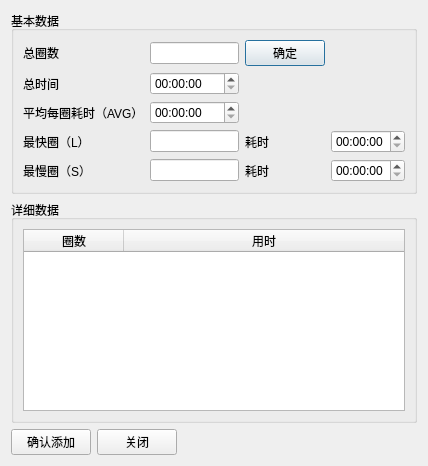
First picture: the form in code/SwimmingPerformance/dialog_addrecord.ui, repository xinyuewodi/git_test, before the edit.
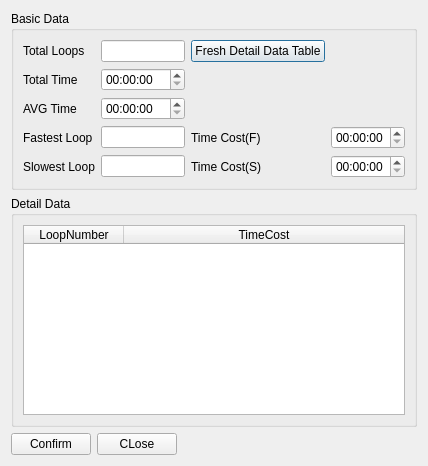
Second picture: the form after the edit. Icons and pictures are not drawn.

Commit message: 添加界面中英文切换功能

Diff of the .ui file:
```diff
--- a/code/SwimmingPerformance/dialog_addrecord.ui
+++ b/code/SwimmingPerformance/dialog_addrecord.ui
@@ -21,7 +21,7 @@
    <item>
     <widget class="QGroupBox" name="groupBox">
      <property name="title">
-      <string>基本数据</string>
+      <string>Basic Data</string>
      </property>
      <layout class="QVBoxLayout" name="verticalLayout">
       <item>
@@ -29,14 +29,14 @@
         <item row="4" column="0">
          <widget class="QLabel" name="label_5">
           <property name="text">
-           <string>最慢圈（S）</string>
+           <string>Slowest Loop</string>
           </property>
          </widget>
         </item>
         <item row="4" column="2">
          <widget class="QLabel" name="label_7">
           <property name="text">
-           <string>耗时</string>
+           <string>Time Cost(S)</string>
           </property>
          </widget>
         </item>
@@ -49,14 +49,14 @@
         <item row="3" column="0">
          <widget class="QLabel" name="label_4">
           <property name="text">
-           <string>最快圈（L）</string>
+           <string>Fastest Loop</string>
           </property>
          </widget>
         </item>
         <item row="0" column="0">
          <widget class="QLabel" name="label">
           <property name="text">
-           <string>总圈数</string>
+           <string>Total Loops</string>
           </property>
          </widget>
         </item>
@@ -69,7 +69,7 @@
         <item row="2" column="0">
          <widget class="QLabel" name="label_3">
           <property name="text">
-           <string>平均每圈耗时（AVG）</string>
+           <string>AVG Time</string>
           </property>
          </widget>
         </item>
@@ -82,14 +82,14 @@
         <item row="1" column="0">
          <widget class="QLabel" name="label_2">
           <property name="text">
-           <string>总时间</string>
+           <string>Total Time</string>
           </property>
          </widget>
         </item>
         <item row="3" column="2">
          <widget class="QLabel" name="label_6">
           <property name="text">
-           <string>耗时</string>
+           <string>Time Cost(F)</string>
           </property>
          </widget>
         </item>
@@ -99,7 +99,7 @@
         <item row="0" column="2">
          <widget class="QPushButton" name="pushButton">
           <property name="text">
-           <string>确定</string>
+           <string>Fresh Detail Data Table</string>
           </property>
          </widget>
         </item>
@@ -111,7 +111,7 @@
    <item>
     <widget class="QGroupBox" name="groupBox_2">
      <property name="title">
-      <string>详细数据</string>
+      <string>Detail Data</string>
      </property>
      <layout class="QVBoxLayout" name="verticalLayout_2">
       <item>
@@ -133,12 +133,12 @@
         </attribute>
         <column>
          <property name="text">
-          <string>圈数</string>
+          <string>LoopNumber</string>
          </property>
         </column>
         <column>
          <property name="text">
-          <string>用时</string>
+          <string>TimeCost</string>
          </property>
         </column>
        </widget>
@@ -151,14 +151,14 @@
      <item>
       <widget class="QPushButton" name="pushButton_2">
        <property name="text">
-        <string>确认添加</string>
+        <string>Confirm</string>
        </property>
       </widget>
      </item>
      <item>
       <widget class="QPushButton" name="pushButton_3">
        <property name="text">
-        <string>关闭</string>
+        <string>CLose</string>
        </property>
       </widget>
      </item>
```
Left out of the diff: 2 changed lines with no effect on the pictures. The commit also changes 12 other files.
